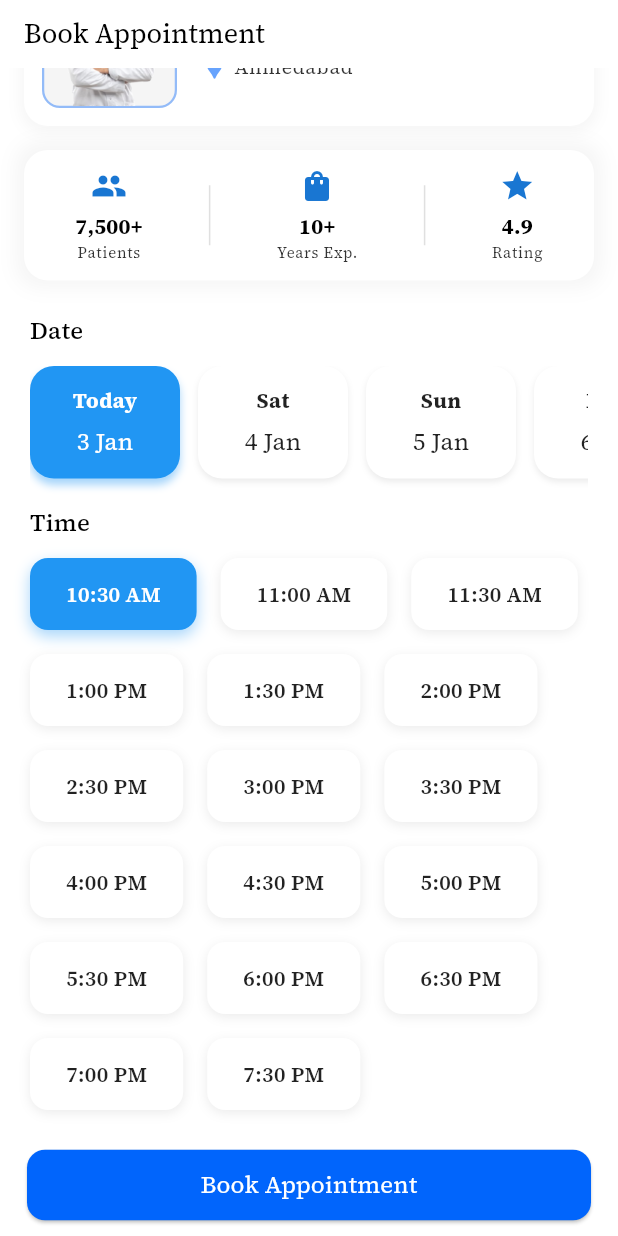
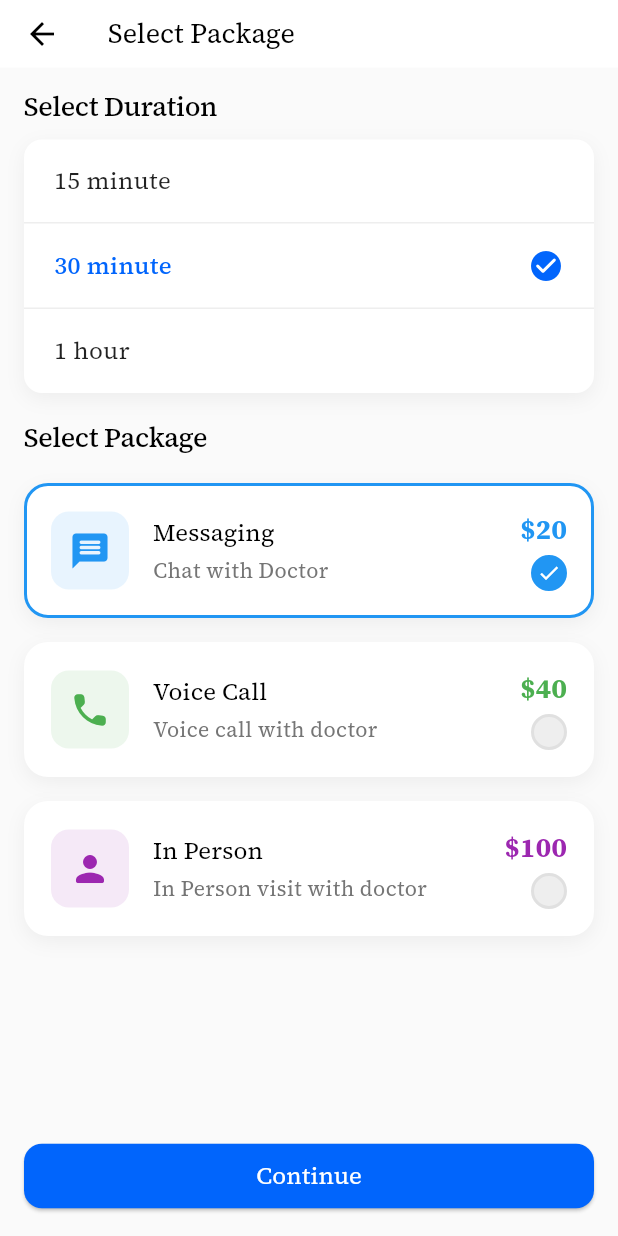
Before and after one commit to NamanGajera/Doctor-House, a Flutter app: the BookAppointmentScreen screen opened by its route, scrolled down 101 dp, after a tap on "Book Appointment", on a phone screen of 412 x 824 dp. Run offline on Flutter 3.47's test engine with Material 3 defaults, Android fonts, the phone set to English and light mode, and no system bars; our stand-ins replace animate_do, flutter_bloc, flutter_keyboard_visibility, flutter_svg, font_awesome_flutter, go_router and 7 more; accounts and stored records are empty; project files that could hold a hidden picture were left out.

Commit message:
Select Package Screen Done

```diff
--- a/lib/routers/route_names.dart
+++ b/lib/routers/route_names.dart
@@ -21,3 +21,4 @@ const String hospitalDetailScreenName = 'hospitalDetails';
 
 /// Book Appointment Screen Route Name
 const String bookAppointmentScreenName = 'bookAppointment';
+const String selectPackageScreenName = 'selectPackage';
--- a/lib/routers/route_path.dart
+++ b/lib/routers/route_path.dart
@@ -21,3 +21,4 @@ const String hospitalDetailsScreenPath = '/hospitalDetails';
 
 /// Book Appointment Screen Route Name
 const String bookAppointmentScreenPath = '/bookAppointment';
+const String selectPackageScreenPath = '/selectPackage';
--- a/lib/routers/router.dart
+++ b/lib/routers/router.dart
@@ -4,6 +4,7 @@ import 'package:doctor_house/screens/appointmentScreen/appointment_screen.dart';
 import 'package:doctor_house/screens/authScreen/login_screen.dart';
 import 'package:doctor_house/screens/authScreen/register_screen.dart';
 import 'package:doctor_house/screens/bookAppointmentScreen/book_appointment_screen.dart';
+import 'package:doctor_house/screens/bookAppointmentScreen/select_package_screen.dart';
 import 'package:doctor_house/screens/chatScreen/chat_screen.dart';
 import 'package:doctor_house/screens/doctorDetailsScreen/doctor_details_screen.dart';
 import 'package:doctor_house/screens/hospitalDetailsScreen/hospital_details_screen.dart';
@@ -151,10 +152,18 @@ final GoRouter appRouter = GoRouter(
     ),
 
     GoRoute(
-        path: bookAppointmentScreenPath,
-        name: bookAppointmentScreenName,
+      path: bookAppointmentScreenPath,
+      name: bookAppointmentScreenName,
+      builder: (context, state) {
+        return const BookAppointmentScreen();
+      },
+    ),
+
+    GoRoute(
+        path: selectPackageScreenPath,
+        name: selectPackageScreenName,
         builder: (context, state) {
-          return const BookAppointmentScreen();
+          return const SelectPackageScreen();
         }),
   ],
 );
--- a/lib/screens/authScreen/login_screen.dart
+++ b/lib/screens/authScreen/login_screen.dart
@@ -82,10 +82,10 @@ class _LoginScreenState extends State<LoginScreen> {
           prefs.setString(spUserRole, state.userModel.role ?? '3');
           prefs.setBool(spLoginKey, true);
           prefs.setBool(spOnBoardingKey, true);
-          prefs.setString(spUserProfile, state.userModel.profilePicture);
-          prefs.setString(spUserFirstName, state.userModel.firstName);
-          prefs.setString(spUserLastName, state.userModel.lastName);
-          prefs.setString(spUserMobileNumber, state.userModel.phoneNumber);
+          prefs.setString(spUserProfile, state.userModel.profilePicture ?? '');
+          prefs.setString(spUserFirstName, state.userModel.firstName ?? '');
+          prefs.setString(spUserLastName, state.userModel.lastName ?? '');
+          prefs.setString(spUserMobileNumber, state.userModel.phoneNumber ?? '');
 
           profileDone = prefs.getBool(spProfileDataAdd);
           userEmail = state.userModel.email;
--- a/lib/screens/bookAppointmentScreen/book_appointment_screen.dart
+++ b/lib/screens/bookAppointmentScreen/book_appointment_screen.dart
@@ -1,6 +1,8 @@
 import 'package:doctor_house/core/extension/build_context_extenstion.dart';
 import 'package:doctor_house/core/extension/widget_extension.dart';
+import 'package:doctor_house/routers/route_path.dart';
 import 'package:flutter/material.dart';
+import 'package:go_router/go_router.dart';
 import 'package:intl/intl.dart';
 
 import '../../core/constants/colors.dart';
@@ -226,7 +228,7 @@ class _BookAppointmentScreenState extends State<BookAppointmentScreen> {
             label: 'Book Appointment',
             textColor: Colors.white,
             onPressed: () {
-              // context.push(bookAppointmentScreenPath);
+              context.push(selectPackageScreenPath);
             },
             width: double.infinity,
             color: primaryBlueColor,
--- /dev/null
+++ b/lib/screens/bookAppointmentScreen/select_package_screen.dart
@@ -0,0 +1,295 @@
+import 'package:doctor_house/core/constants/colors.dart';
+import 'package:doctor_house/core/constants/widgets.dart';
+import 'package:doctor_house/core/extension/build_context_extenstion.dart';
+import 'package:flutter/material.dart';
+
+class SelectPackageScreen extends StatefulWidget {
+  const SelectPackageScreen({super.key});
+
+  @override
+  State<SelectPackageScreen> createState() => _SelectPackageScreenState();
+}
+
+class _SelectPackageScreenState extends State<SelectPackageScreen> {
+  String _selectedDuration = "30 minute";
+  String _selectedPackage = "Messaging";
+
+  final List<String> _durations = ["15 minute", "30 minute", "1 hour"];
+  final List<Map<String, dynamic>> _packages = [
+    {
+      'icon': Icons.message_rounded,
+      'title': 'Messaging',
+      'price': '\$20',
+      'description': 'Chat with Doctor',
+      'value': 'Messaging',
+      'color': Colors.blue,
+    },
+    {
+      'icon': Icons.phone_rounded,
+      'title': 'Voice Call',
+      'price': '\$40',
+      'description': 'Voice call with doctor',
+      'value': 'Voice Call',
+      'color': Colors.green,
+    },
+    {
+      'icon': Icons.person_rounded,
+      'title': 'In Person',
+      'price': '\$100',
+      'description': 'In Person visit with doctor',
+      'value': 'In Person',
+      'color': Colors.purple,
+    },
+  ];
+
+  @override
+  Widget build(BuildContext context) {
+    return Scaffold(
+      backgroundColor: context.isDarkTheme ? Colors.black : Colors.grey[50],
+      appBar: AppBar(
+        title: Text(
+          'Select Package',
+          style: Theme.of(context).textTheme.displaySmall,
+        ),
+      ),
+      body: SafeArea(
+        child: Padding(
+          padding: const EdgeInsets.all(16.0),
+          child: Column(
+            crossAxisAlignment: CrossAxisAlignment.start,
+            children: [
+              Text(
+                "Select Duration",
+                style: Theme.of(context).textTheme.displayLarge?.copyWith(fontSize: 18),
+              ),
+              const SizedBox(height: 12),
+              Container(
+                decoration: BoxDecoration(
+                  borderRadius: BorderRadius.circular(12),
+                  color: context.isDarkTheme ? Colors.black : Colors.white,
+                  boxShadow: [
+                    BoxShadow(
+                      color: Colors.black.withOpacity(0.05),
+                      blurRadius: 10,
+                      offset: const Offset(0, 4),
+                    ),
+                  ],
+                  border: context.isDarkTheme ? Border.all(color: Colors.white60) : null,
+                ),
+                child: Column(
+                  children: _durations.map((duration) {
+                    final isSelected = _selectedDuration == duration;
+                    return Material(
+                      color: Colors.transparent,
+                      child: InkWell(
+                        onTap: () => setState(() => _selectedDuration = duration),
+                        child: Container(
+                          width: double.infinity,
+                          padding: const EdgeInsets.symmetric(
+                            horizontal: 20,
+                            vertical: 16,
+                          ),
+                          decoration: BoxDecoration(
+                            border: Border(
+                              bottom: BorderSide(
+                                color: _durations.last == duration
+                                    ? Colors.transparent
+                                    : context.isDarkTheme
+                                        ? Colors.white60
+                                        : Colors.grey[200]!,
+                              ),
+                            ),
+                          ),
+                          child: Row(
+                            mainAxisAlignment: MainAxisAlignment.spaceBetween,
+                            children: [
+                              Text(
+                                duration,
+                                style: TextStyle(
+                                  fontSize: 16,
+                                  fontWeight: isSelected ? FontWeight.w500 : FontWeight.normal,
+                                  color: isSelected
+                                      ? primaryBlueColor
+                                      : context.isDarkTheme
+                                          ? Colors.white70
+                                          : Colors.black87,
+                                ),
+                              ),
+                              if (isSelected)
+                                const Icon(
+                                  Icons.check_circle_rounded,
+                                  color: primaryBlueColor,
+                                ),
+                            ],
+                          ),
+                        ),
+                      ),
+                    );
+                  }).toList(),
+                ),
+              ),
+              const SizedBox(height: 20),
+              Text(
+                "Select Package",
+                style: Theme.of(context).textTheme.displayLarge?.copyWith(fontSize: 18),
+              ),
+              const SizedBox(height: 12),
+              Expanded(
+                child: ListView.builder(
+                  itemCount: _packages.length,
+                  itemBuilder: (context, index) {
+                    final package = _packages[index];
+                    return _buildPackageOption(
+                      icon: package['icon'],
+                      title: package['title'],
+                      price: package['price'],
+                      description: package['description'],
+                      value: package['value'],
+                      color: package['color'],
+                    );
+                  },
+                ),
+              ),
+              const SizedBox(height: 16),
+              CustomButton(
+                label: 'Continue',
+                onPressed: () {},
+                padding: EdgeInsets.symmetric(vertical: 10),
+                width: double.infinity,
+                borderRadius: 12,
+                color: primaryBlueColor,
+                textColor: Colors.white,
+              ),
+            ],
+          ),
+        ),
+      ),
+    );
+  }
+
+  Widget _buildPackageOption({
+    required IconData icon,
+    required String title,
+    required String price,
+    required String description,
+    required String value,
+    required Color color,
+  }) {
+    final isSelected = _selectedPackage == value;
+
+    return AnimatedContainer(
+      duration: const Duration(milliseconds: 200),
+      margin: const EdgeInsets.symmetric(vertical: 8),
+      decoration: BoxDecoration(
+        color: context.isDarkTheme ? Colors.black : Colors.white,
+        borderRadius: BorderRadius.circular(16),
+        border: Border.all(
+          color: isSelected
+              ? color
+              : context.isDarkTheme
+                  ? Colors.white54
+                  : Colors.transparent,
+          width: context.isDarkTheme ? 1 : 2,
+        ),
+        boxShadow: [
+          BoxShadow(
+            color: Colors.black.withOpacity(0.05),
+            blurRadius: 10,
+            offset: const Offset(0, 4),
+          ),
+        ],
+      ),
+      child: Material(
+        color: Colors.transparent,
+        child: InkWell(
+          borderRadius: BorderRadius.circular(16),
+          onTap: () {
+            setState(() {
+              _selectedPackage = value;
+            });
+          },
+          child: Padding(
+            padding: const EdgeInsets.all(16.0),
+            child: Row(
+              children: [
+                Container(
+                  padding: const EdgeInsets.all(12),
+                  decoration: BoxDecoration(
+                    color: color.withOpacity(0.1),
+                    borderRadius: BorderRadius.circular(12),
+                  ),
+                  child: Icon(
+                    icon,
+                    size: 28,
+                    color: color,
+                  ),
+                ),
+                const SizedBox(width: 16),
+                Expanded(
+                  child: Column(
+                    crossAxisAlignment: CrossAxisAlignment.start,
+                    children: [
+                      Text(
+                        title,
+                        style: Theme.of(context).textTheme.titleSmall?.copyWith(fontSize: 16),
+                      ),
+                      const SizedBox(height: 4),
+                      Text(
+                        description,
+                        style: TextStyle(
+                          fontSize: 14,
+                          color: Colors.grey[600],
+                        ),
+                      ),
+                    ],
+                  ),
+                ),
+                Column(
+                  crossAxisAlignment: CrossAxisAlignment.end,
+                  children: [
+                    Text(
+                      price,
+                      style: TextStyle(
+                        fontSize: 18,
+                        fontWeight: FontWeight.bold,
+                        color: color,
+                      ),
+                    ),
+                    const SizedBox(height: 4),
+                    Container(
+                      width: 24,
+                      height: 24,
+                      decoration: BoxDecoration(
+                        shape: BoxShape.circle,
+                        color: isSelected
+                            ? color
+                            : context.isDarkTheme
+                                ? Colors.white30
+                                : Colors.grey[200],
+                        border: Border.all(
+                          color: isSelected
+                              ? color
+                              : context.isDarkTheme
+                                  ? Colors.white38
+                                  : Colors.grey[300]!,
+                          width: context.isDarkTheme ? 1 : 2,
+                        ),
+                      ),
+                      child: isSelected
+                          ? Icon(
+                              Icons.check,
+                              size: 16,
+                              color: Colors.white,
+                            )
+                          : null,
+                    ),
+                  ],
+                ),
+              ],
+            ),
+          ),
+        ),
+      ),
+    );
+  }
+}
```
